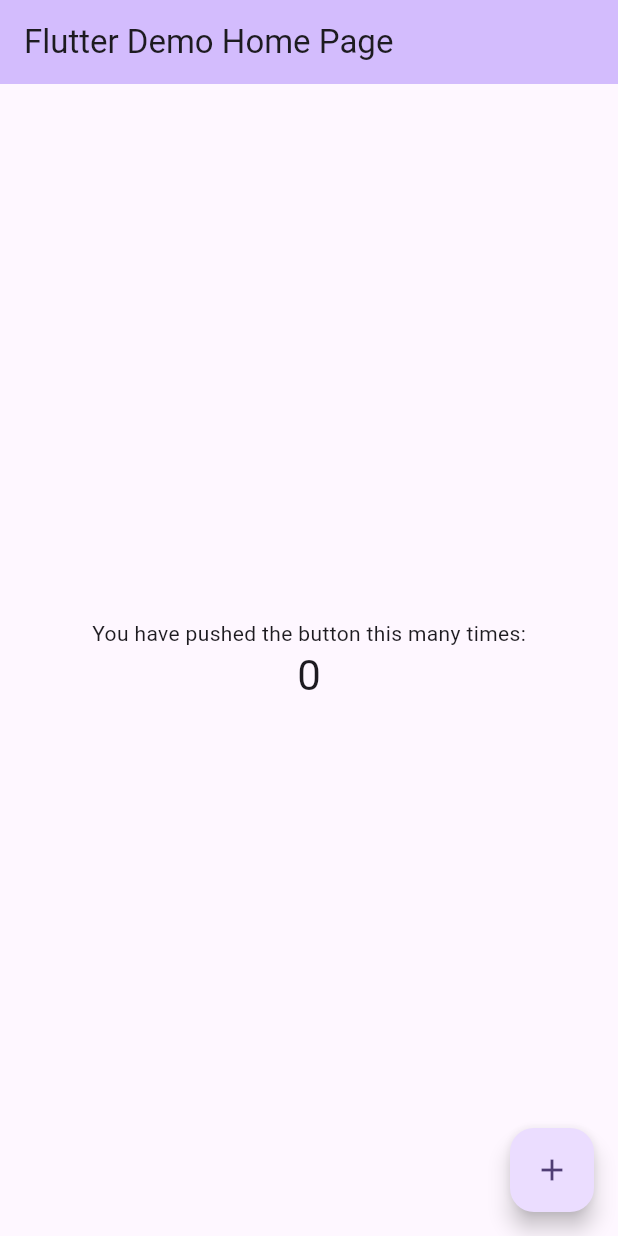
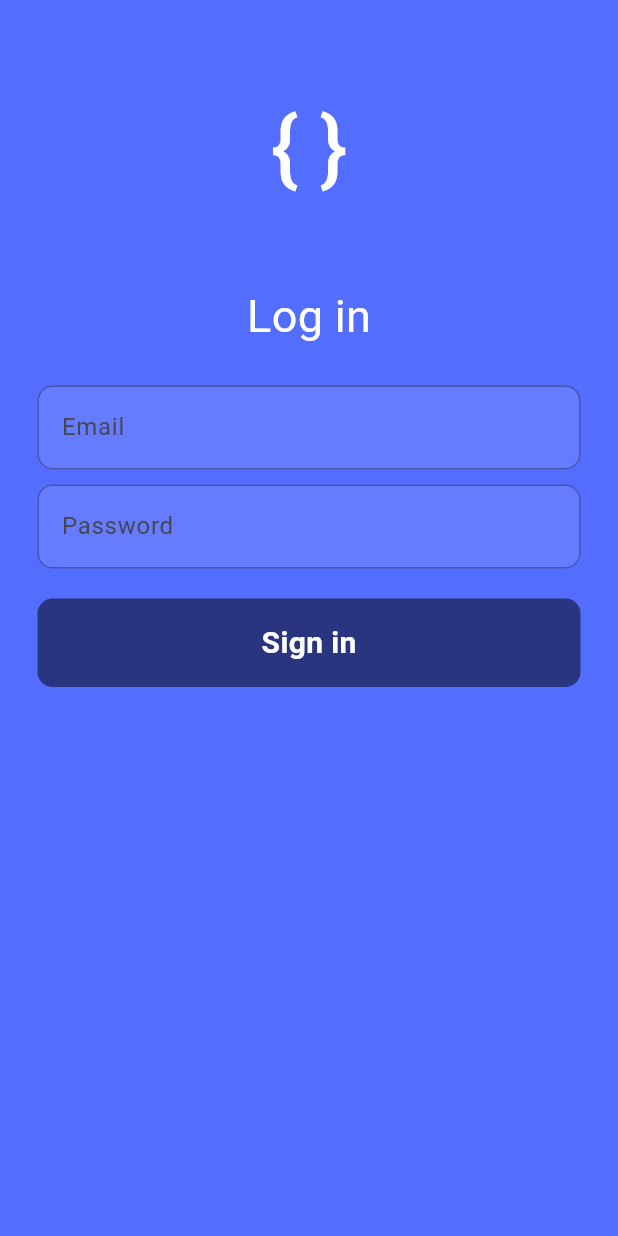
Before and after one commit to filippamula/programowanie-mobile-2024, a Flutter app: the screen it shows after launch, on a phone screen of 412 x 824 dp. Run offline on Flutter 3.47's test engine with Material 3 defaults, Android fonts, the phone set to English and light mode, and no system bars; our stand-ins replace streaming_shared_preferences.

Commit message:
login page with email authentication

```diff
--- /dev/null
+++ b/lib/components/login_button.dart
@@ -0,0 +1,28 @@
+import 'package:flutter/material.dart';
+
+class LoginButton extends StatelessWidget {
+  final String text;
+  final Function() onTap;
+
+  const LoginButton({super.key, required this.text, required this.onTap});
+
+  @override
+  Widget build(BuildContext context) {
+    return GestureDetector(
+        onTap: onTap,
+        child: Container(
+            padding: const EdgeInsets.all(15),
+            decoration: BoxDecoration(
+                color: Colors.black.withOpacity(0.5),
+                borderRadius: BorderRadius.circular(10)),
+            child: Center(
+                child: Text(
+              text,
+              style: const TextStyle(
+                color: Colors.white,
+                fontWeight: FontWeight.bold,
+                fontSize: 20
+              ),
+            ))));
+  }
+}
--- /dev/null
+++ b/lib/components/login_text_field.dart
@@ -0,0 +1,31 @@
+import 'package:flutter/material.dart';
+
+class LoginTextField extends StatelessWidget {
+  final TextEditingController controller;
+  final String placeHolder;
+  final bool obscureText;
+
+  const LoginTextField(
+      {super.key,
+      required this.controller,
+      required this.placeHolder,
+      required this.obscureText});
+
+  @override
+  Widget build(BuildContext context) {
+    return TextField(
+      controller: controller,
+      obscureText: obscureText,
+      decoration: InputDecoration(
+          enabledBorder: OutlineInputBorder(
+              borderSide: BorderSide(color: Colors.black.withOpacity(0.3)),
+              borderRadius: BorderRadius.circular(10)),
+          focusedBorder: OutlineInputBorder(
+              borderSide: BorderSide(color: Colors.white.withOpacity(0.5)),
+              borderRadius: BorderRadius.circular(10)),
+          fillColor: Colors.white.withOpacity(0.1),
+          filled: true,
+          hintText: placeHolder),
+    );
+  }
+}
--- /dev/null
+++ b/lib/infrastructure/http_client.dart
@@ -0,0 +1,24 @@
+import 'dart:convert';
+
+import 'package:http/http.dart' as http;
+
+import '../model/user.dart';
+
+class HttpClient {
+  static const String url = 'https://jsonplaceholder.typicode.com';
+  static const String fetchUsersPath = '/users';
+
+  Future<List<User>> fetchUsers() async {
+    final uri = Uri.parse(url + fetchUsersPath);
+    final response = await http.get(uri);
+
+    if (response.statusCode == 200) {
+      List<User> users = [];
+      for (var user in jsonDecode(response.body)) {
+        users.add(User.fromJson(user));
+      }
+      return users;
+    }
+    throw Exception('Failed to fetch users');
+  }
+}
--- /dev/null
+++ b/lib/infrastructure/prefs.dart
@@ -0,0 +1 @@
+const String USER_EMAIL = 'USER_EMAIL';
--- a/lib/main.dart
+++ b/lib/main.dart
@@ -1,4 +1,5 @@
 import 'package:flutter/material.dart';
+import 'package:jsonplaceholder_app/pages/auth_page.dart';
 
 void main() {
   runApp(const MyApp());
@@ -11,115 +12,12 @@
   @override
   Widget build(BuildContext context) {
     return MaterialApp(
-      title: 'Flutter Demo',
+      title: 'Jsonplaceholder',
       theme: ThemeData(
-        // This is the theme of your application.
-        //
-        // TRY THIS: Try running your application with "flutter run". You'll see
-        // the application has a purple toolbar. Then, without quitting the app,
-        // try changing the seedColor in the colorScheme below to Colors.green
-        // and then invoke "hot reload" (save your changes or press the "hot
-        // reload" button in a Flutter-supported IDE, or press "r" if you used
-        // the command line to start the app).
-        //
-        // Notice that the counter didn't reset back to zero; the application
-        // state is not lost during the reload. To reset the state, use hot
-        // restart instead.
-        //
-        // This works for code too, not just values: Most code changes can be
-        // tested with just a hot reload.
-        colorScheme: ColorScheme.fromSeed(seedColor: Colors.deepPurple),
+        colorScheme: ColorScheme.fromSeed(seedColor: Colors.indigoAccent),
         useMaterial3: true,
       ),
-      home: const MyHomePage(title: 'Flutter Demo Home Page'),
+      home: const AuthPage(),
     );
   }
 }
-
-class MyHomePage extends StatefulWidget {
-  const MyHomePage({super.key, required this.title});
-
-  // This widget is the home page of your application. It is stateful, meaning
-  // that it has a State object (defined below) that contains fields that affect
-  // how it looks.
-
-  // This class is the configuration for the state. It holds the values (in this
-  // case the title) provided by the parent (in this case the App widget) and
-  // used by the build method of the State. Fields in a Widget subclass are
-  // always marked "final".
-
-  final String title;
-
-  @override
-  State<MyHomePage> createState() => _MyHomePageState();
-}
-
-class _MyHomePageState extends State<MyHomePage> {
-  int _counter = 0;
-
-  void _incrementCounter() {
-    setState(() {
-      // This call to setState tells the Flutter framework that something has
-      // changed in this State, which causes it to rerun the build method below
-      // so that the display can reflect the updated values. If we changed
-      // _counter without calling setState(), then the build method would not be
-      // called again, and so nothing would appear to happen.
-      _counter++;
-    });
-  }
-
-  @override
-  Widget build(BuildContext context) {
-    // This method is rerun every time setState is called, for instance as done
-    // by the _incrementCounter method above.
-    //
-    // The Flutter framework has been optimized to make rerunning build methods
-    // fast, so that you can just rebuild anything that needs updating rather
-    // than having to individually change instances of widgets.
-    return Scaffold(
-      appBar: AppBar(
-        // TRY THIS: Try changing the color here to a specific color (to
-        // Colors.amber, perhaps?) and trigger a hot reload to see the AppBar
-        // change color while the other colors stay the same.
-        backgroundColor: Theme.of(context).colorScheme.inversePrimary,
-        // Here we take the value from the MyHomePage object that was created by
-        // the App.build method, and use it to set our appbar title.
-        title: Text(widget.title),
-      ),
-      body: Center(
-        // Center is a layout widget. It takes a single child and positions it
-        // in the middle of the parent.
-        child: Column(
-          // Column is also a layout widget. It takes a list of children and
-          // arranges them vertically. By default, it sizes itself to fit its
-          // children horizontally, and tries to be as tall as its parent.
-          //
-          // Column has various properties to control how it sizes itself and
-          // how it positions its children. Here we use mainAxisAlignment to
-          // center the children vertically; the main axis here is the vertical
-          // axis because Columns are vertical (the cross axis would be
-          // horizontal).
-          //
-          // TRY THIS: Invoke "debug painting" (choose the "Toggle Debug Paint"
-          // action in the IDE, or press "p" in the console), to see the
-          // wireframe for each widget.
-          mainAxisAlignment: MainAxisAlignment.center,
-          children: <Widget>[
-            const Text(
-              'You have pushed the button this many times:',
-            ),
-            Text(
-              '$_counter',
-              style: Theme.of(context).textTheme.headlineMedium,
-            ),
-          ],
-        ),
-      ),
-      floatingActionButton: FloatingActionButton(
-        onPressed: _incrementCounter,
-        tooltip: 'Increment',
-        child: const Icon(Icons.add),
-      ), // This trailing comma makes auto-formatting nicer for build methods.
-    );
-  }
-}
--- /dev/null
+++ b/lib/model/address.dart
@@ -0,0 +1,23 @@
+import 'geo.dart';
+
+class Address {
+  final String street;
+  final String suite;
+  final String city;
+  final String zipcode;
+  final Geo geo;
+
+  Address(
+      {required this.street,
+      required this.suite,
+      required this.city,
+      required this.zipcode,
+      required this.geo});
+
+  factory Address.fromJson(Map<String, dynamic> json) => Address(
+      street: json['street'],
+      suite: json['suite'],
+      city: json['city'],
+      zipcode: json['zipcode'],
+      geo: Geo.fromJson(json['geo']));
+}
--- /dev/null
+++ b/lib/model/company.dart
@@ -0,0 +1,10 @@
+class Company {
+  final String name;
+  final String catchPhrase;
+  final String bs;
+
+  Company({required this.name, required this.catchPhrase, required this.bs});
+
+  factory Company.fromJson(Map<String, dynamic> json) => Company(
+      name: json['name'], catchPhrase: json['catchPhrase'], bs: json['bs']);
+}
--- /dev/null
+++ b/lib/model/geo.dart
@@ -0,0 +1,9 @@
+class Geo {
+  final String lat;
+  final String lng;
+
+  Geo({required this.lat, required this.lng});
+
+  factory Geo.fromJson(Map<String, dynamic> json) =>
+      Geo(lat: json['lat'], lng: json['lng']);
+}
--- /dev/null
+++ b/lib/model/user.dart
@@ -0,0 +1,33 @@
+import 'address.dart';
+import 'company.dart';
+
+class User {
+  final int id;
+  final String name;
+  final String username;
+  final String email;
+  final Address address;
+  final String phone;
+  final String website;
+  final Company company;
+
+  User(
+      {required this.id,
+      required this.name,
+      required this.username,
+      required this.email,
+      required this.address,
+      required this.phone,
+      required this.website,
+      required this.company});
+
+  factory User.fromJson(Map<String, dynamic> json) => User(
+      id: json['id'],
+      name: json['name'],
+      username: json['username'],
+      email: json['email'],
+      address: Address.fromJson(json['address']),
+      phone: json['phone'],
+      website: json['website'],
+      company: Company.fromJson(json['company']));
+}
--- /dev/null
+++ b/lib/pages/auth_page.dart
@@ -0,0 +1,31 @@
+import 'package:flutter/material.dart';
+import 'package:jsonplaceholder_app/infrastructure/prefs.dart';
+import 'package:jsonplaceholder_app/pages/login_page.dart';
+import 'package:jsonplaceholder_app/pages/settings_page.dart';
+import 'package:streaming_shared_preferences/streaming_shared_preferences.dart';
+
+class AuthPage extends StatelessWidget {
+  const AuthPage({super.key});
+
+  Future<Stream<String>> getLoggedUserEmail() async {
+    var prefs = await StreamingSharedPreferences.instance;
+    return prefs.getString(USER_EMAIL, defaultValue: '');
+  }
+
+  @override
+  Widget build(BuildContext context) {
+    return Scaffold(
+        body: FutureBuilder(
+            future: getLoggedUserEmail(),
+            builder: (context, snapshot) {
+              return StreamBuilder<String>(
+                  stream: snapshot.data,
+                  builder: (context, snapshot) {
+                    if (snapshot.data == "" || snapshot.data == null) {
+                      return LoginPage();
+                    }
+                    return const SettingsPage();
+                  });
+            }));
+  }
+}
--- /dev/null
+++ b/lib/pages/login_page.dart
@@ -0,0 +1,91 @@
+import 'package:flutter/material.dart';
+import 'package:jsonplaceholder_app/components/login_button.dart';
+import 'package:jsonplaceholder_app/infrastructure/http_client.dart';
+import 'package:jsonplaceholder_app/infrastructure/prefs.dart';
+import 'package:streaming_shared_preferences/streaming_shared_preferences.dart';
+
+import '../components/login_text_field.dart';
+
+class LoginPage extends StatelessWidget {
+  LoginPage({super.key});
+
+  final emailController = TextEditingController();
+  final passwordController = TextEditingController();
+
+  final prefs = StreamingSharedPreferences.instance;
+  final client = HttpClient();
+
+  void signInUser() async {
+    //todo some progress indicator
+
+    var users = await client.fetchUsers();
+    if (users.map((e) => e.email).contains(emailController.text)) {
+      prefs.then((prefs) => prefs.setString(USER_EMAIL, emailController.text));
+    }
+
+    //todo display error
+  }
+
+  @override
+  Widget build(BuildContext context) {
+    return Scaffold(
+      backgroundColor: Colors.indigoAccent,
+      body: SingleChildScrollView(
+        child: SafeArea(
+          child: Center(
+            child: Column(
+              children: [
+                const SizedBox(
+                  height: 60,
+                ),
+                const Text(
+                  '{ }',
+                  style: TextStyle(
+                      fontSize: 55,
+                      fontWeight: FontWeight.w500,
+                      color: Colors.white),
+                ),
+                const SizedBox(height: 50),
+                const Text(
+                  'Log in',
+                  style: TextStyle(
+                    fontSize: 30,
+                    fontWeight: FontWeight.w400,
+                    color: Colors.white,
+                  ),
+                ),
+                const SizedBox(
+                  height: 25,
+                ),
+                Padding(
+                    padding: const EdgeInsets.symmetric(horizontal: 25),
+                    child: LoginTextField(
+                        controller: emailController,
+                        placeHolder: 'Email',
+                        obscureText: false)),
+                const SizedBox(height: 10),
+                Padding(
+                  padding: const EdgeInsets.symmetric(horizontal: 25),
+                  child: LoginTextField(
+                    controller: passwordController,
+                    placeHolder: 'Password',
+                    obscureText: true,
+                  ),
+                ),
+                const SizedBox(
+                  height: 20,
+                ),
+                Padding(
+                    padding: const EdgeInsets.symmetric(horizontal: 25),
+                    child: LoginButton(
+                      text: 'Sign in',
+                      onTap: signInUser,
+                    )),
+              ],
+            ),
+          ),
+        ),
+      ),
+    );
+  }
+}
--- /dev/null
+++ b/lib/pages/settings_page.dart
@@ -0,0 +1,21 @@
+import 'package:flutter/material.dart';
+import 'package:streaming_shared_preferences/streaming_shared_preferences.dart';
+
+class SettingsPage extends StatelessWidget {
+  const SettingsPage({super.key});
+
+  void logout() async {
+    var prefs = await StreamingSharedPreferences.instance;
+    prefs.clear();
+  }
+
+  @override
+  Widget build(BuildContext context) {
+    return Scaffold(
+        body: Center(
+            child: GestureDetector(
+      onTap: logout,
+      child: Text('logout'),
+    )));
+  }
+}
--- a/pubspec.yaml
+++ b/pubspec.yaml
@@ -30,6 +30,8 @@ environment:
 dependencies:
   flutter:
     sdk: flutter
+  http: ^1.2.1
+  streaming_shared_preferences: ^2.0.0
 
 
   # The following adds the Cupertino Icons font to your application.
```
Also changed, not shown: pubspec.lock, 7 other files.
